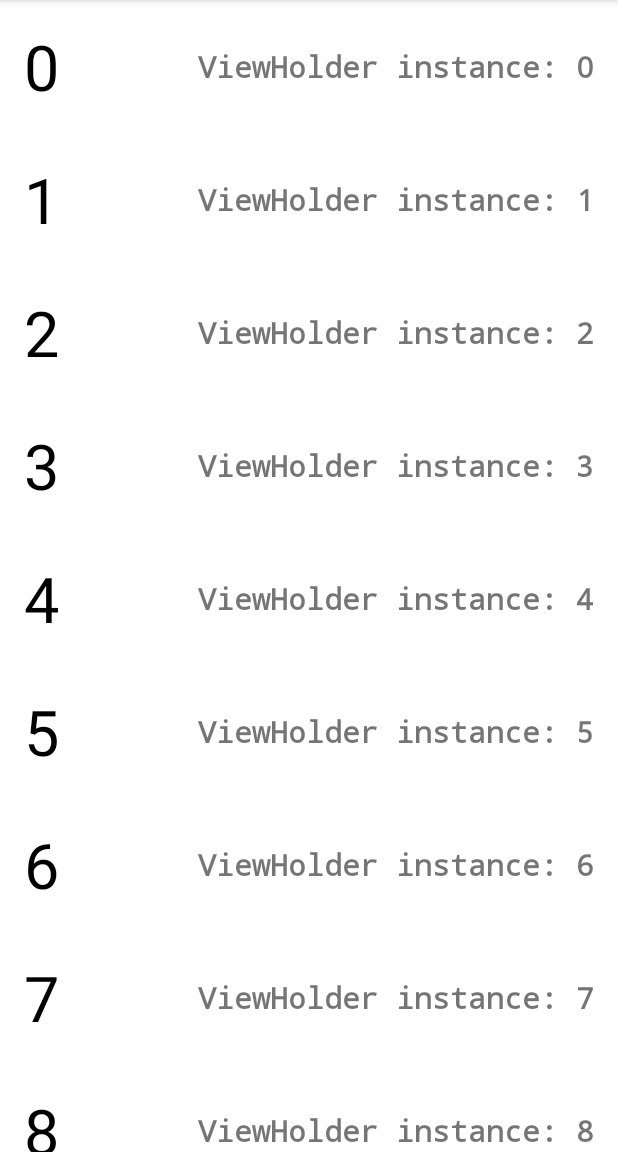
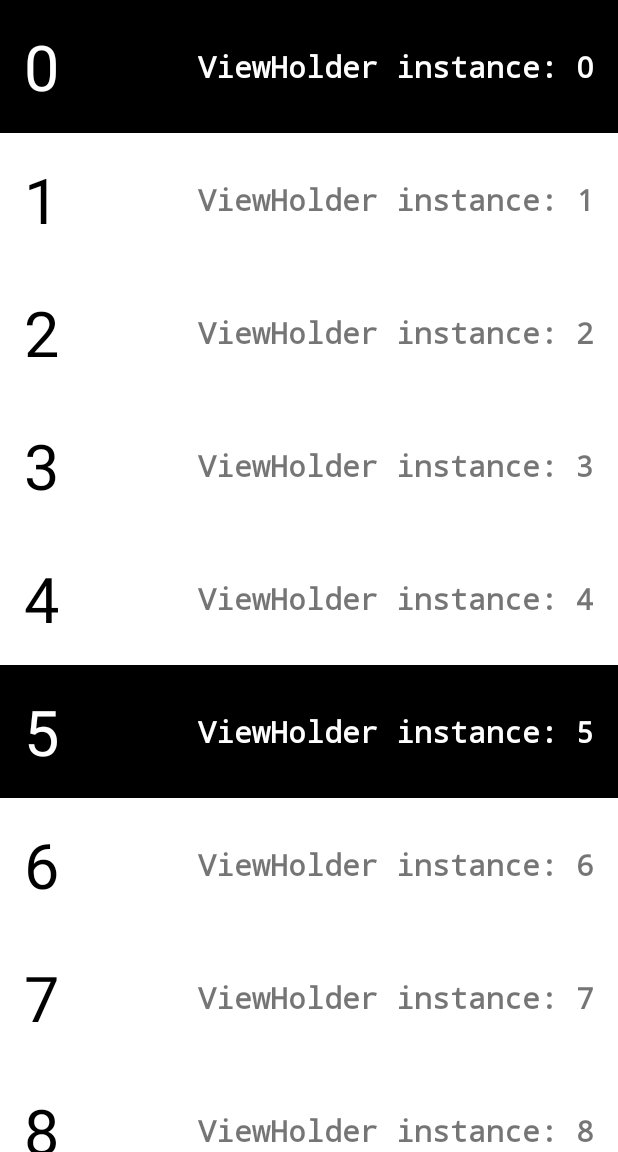
Before and after one commit to SakshamKhanuja/c_xi_RecyclerView, an Android app: the screen it shows after launch (MainActivity), on a phone screen of 412 x 824 dp, the part 84-1236 px from its top. Run offline under Robolectric (Android 15) with nearby library versions, the phone set to English and light mode, and no system bars.

Commit message:
Added View Type

```diff
--- a/app/src/main/java/com/intermediate/recycler_view/RAdapter.java
+++ b/app/src/main/java/com/intermediate/recycler_view/RAdapter.java
@@ -19,6 +19,9 @@ public class RAdapter extends RecyclerView.Adapter<RAdapter.NumberViewHolder> {
 
     // Allows us to use an External click handler for our RecyclerView items.
     private final ListItemClickListener mListItemClickListener;
+
+    // Represents the view type for item Views' position that are divisible by 5.
+    private static final int VIEW_TYPE_FIVE = 5;
 
     // Contains a single method having the clicked item view's position in the adapter's data set.
     public interface ListItemClickListener {
@@ -53,7 +56,16 @@ public class RAdapter extends RecyclerView.Adapter<RAdapter.NumberViewHolder> {
         LayoutInflater layoutInflater = (LayoutInflater) parent.getContext()
                 .getSystemService(Context.LAYOUT_INFLATER_SERVICE);
 
-        View view = layoutInflater.inflate(R.layout.number_list_item, parent, false);
+        // Represents the ID of the layout that is needed to be inflated.
+        int layout_ID;
+
+        if (viewType == VIEW_TYPE_FIVE) {
+            layout_ID = R.layout.list_five_item;
+        } else {
+            layout_ID = R.layout.number_list_item;
+        }
+
+        View view = layoutInflater.inflate(layout_ID, parent, false);
 
         // Set this ViewHolder's instance.
         TextView textHolder = view.findViewById(R.id.item_text_holder);
@@ -74,6 +86,22 @@ public class RAdapter extends RecyclerView.Adapter<RAdapter.NumberViewHolder> {
          * The position of item within the adapter's dataset is passed.
          */
         holder.bindData(position);
+    }
+
+
+    @Override
+    public int getItemViewType(int position) {
+        /*
+         * This sets the "view Type" based on item views' position.
+         *
+         * The "view Type" is then returned to "onCreateViewHolder" method to inflate views based
+         * on it.
+         */
+        if (position % 5 == 0) {
+            return VIEW_TYPE_FIVE;
+        }
+        // Returns 0.
+        return super.getItemViewType(position);
     }
 
     @Override
--- /dev/null
+++ b/app/src/main/res/layout/list_five_item.xml
@@ -0,0 +1,30 @@
+<?xml version="1.0" encoding="utf-8"?>
+<FrameLayout xmlns:android="http://schemas.android.com/apk/res/android"
+    xmlns:tools="http://schemas.android.com/tools"
+    android:layout_width="match_parent"
+    android:background="@android:color/black"
+    android:layout_height="wrap_content">
+
+    <TextView
+        android:id="@+id/item_text_number"
+        android:layout_width="match_parent"
+        android:layout_height="match_parent"
+        android:textColor="@android:color/white"
+        android:background="?attr/selectableItemBackground"
+        android:padding="@dimen/padding_default"
+        android:textSize="@dimen/item_text_size"
+        tools:text="19" />
+
+    <TextView
+        android:id="@+id/item_text_holder"
+        android:layout_width="wrap_content"
+        android:layout_height="wrap_content"
+        android:layout_gravity="end|center_vertical"
+        android:fontFamily="monospace"
+        android:textColor="@android:color/white"
+        android:layout_marginEnd="@dimen/margin_default"
+        android:textSize="@dimen/item_holder_text_size"
+        android:textStyle="bold"
+        tools:text="ViewHolder  index: 0" />
+
+</FrameLayout>
```
